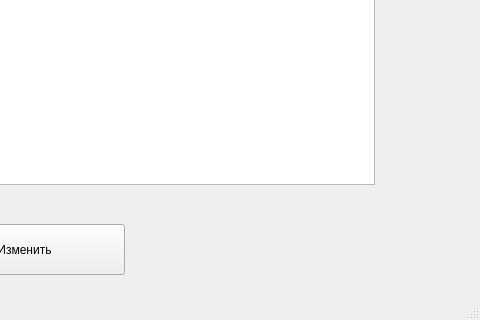
Before: the Qt Designer form ui/FileHandlerForm.ui in MatienkoAndrew/DZ2_TRPO_Nastya, drawn with Qt 5; both pictures show x 406 to 886 and y 176 to 496 of the 886 by 496 pixel window.
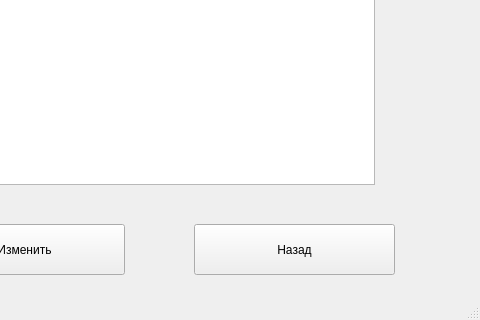
After: the same form once the commit is applied.

What changed in the file:
```diff
--- a/ui/FileHandlerForm.ui
+++ b/ui/FileHandlerForm.ui
@@ -80,6 +80,19 @@
      </property>
     </column>
    </widget>
+   <widget class="QPushButton" name="back">
+    <property name="geometry">
+     <rect>
+      <x>600</x>
+      <y>400</y>
+      <width>201</width>
+      <height>51</height>
+     </rect>
+    </property>
+    <property name="text">
+     <string>Назад</string>
+    </property>
+   </widget>
   </widget>
   <widget class="QStatusBar" name="statusbar"/>
  </widget>
```
